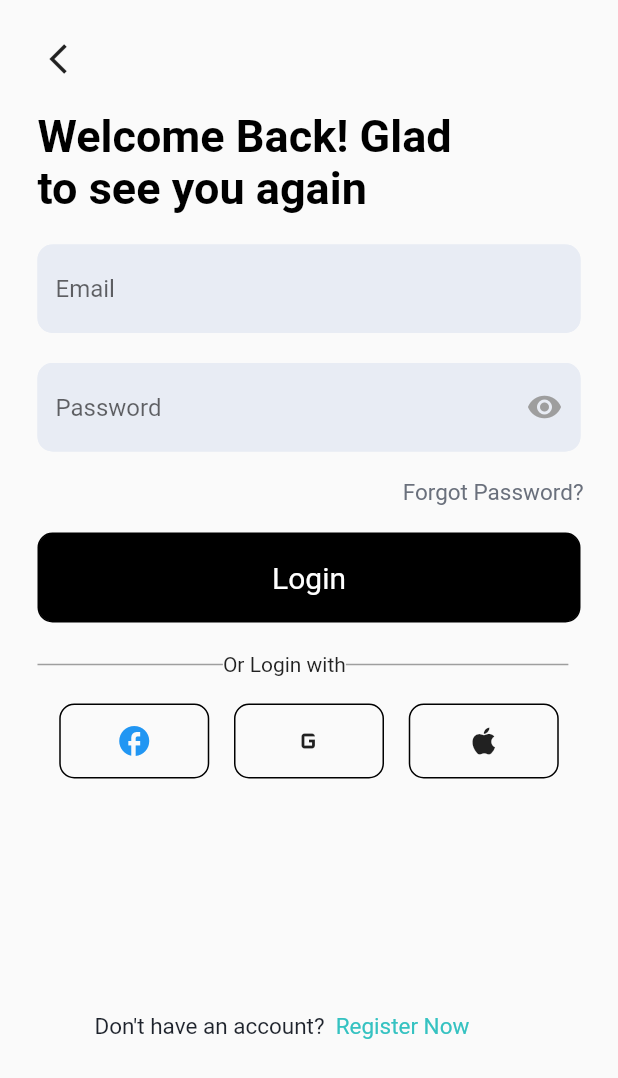
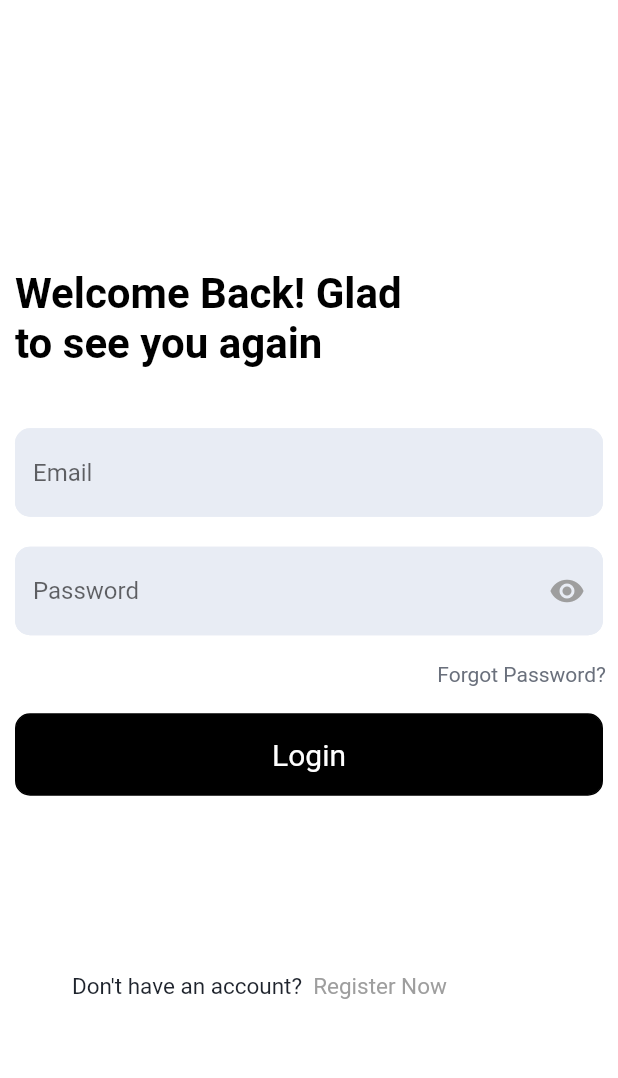
Before and after one commit to mohamedyasser951/LinkUP, a Flutter app: the screen it shows after launch, on a phone screen of 412 x 824 dp. Shown: the top 1078 px of the screen. Run offline on Flutter 3.47's test engine with Material 2 defaults, Android fonts, the phone set to English and light mode, and no system bars; our stand-ins replace custom_navigation_bar, firebase_core, flutter_bloc, font_awesome_flutter; accounts and stored records are empty.

Commit message:
second commit

```diff
--- a/lib/main.dart
+++ b/lib/main.dart
@@ -3,7 +3,9 @@ import 'package:flutter/material.dart';
 import 'package:flutter_bloc/flutter_bloc.dart';
 import 'package:socialapp/layout/cubit/cubit.dart';
 import 'package:socialapp/layout/home_layout.dart';
+import 'package:socialapp/modules/login_screen/cubit/cubit.dart';
 import 'package:socialapp/modules/login_screen/login_screen.dart';
+import 'package:socialapp/shared/style/theme.dart';
 
 import 'shared/componenet/block_observer.dart';
 
@@ -23,17 +25,15 @@ class MyApp extends StatelessWidget {
   Widget build(BuildContext context) {
     return MultiBlocProvider(
       providers: [
-        BlocProvider(create: (context) => HomeLayoutCubit(),)
+        BlocProvider(create: (context) => HomeLayoutCubit(),),
+        BlocProvider(create: ((context) => CubitLogin())),
       ],
       child: MaterialApp(
         debugShowCheckedModeBanner: false,
       title: 'Flutter Demo',
-      theme: ThemeData(
-        primarySwatch: Colors.blue,
-      ),
+      theme: Themes.lightTheme,
       home:  LoginScreen(),
     ),
-
       );
   }
 }
--- a/lib/modules/login_screen/cubit/cubit.dart
+++ b/lib/modules/login_screen/cubit/cubit.dart
@@ -0,0 +1,19 @@
+import 'package:flutter/cupertino.dart';
+import 'package:flutter/material.dart';
+import 'package:flutter_bloc/flutter_bloc.dart';
+import 'package:socialapp/modules/login_screen/cubit/states.dart';
+
+class CubitLogin extends Cubit<SocialLoginStates> {
+  CubitLogin() : super(SocialLoginInitialState());
+
+  static CubitLogin get(context) => BlocProvider.of(context);
+
+  bool isPassword = false;
+  IconData sufficIcon = Icons.visibility;
+
+  changeVisibility() {
+    isPassword = !isPassword;
+    sufficIcon = isPassword ? Icons.visibility : Icons.visibility_off;
+    emit(SocialLoginChangeVisibilityState());
+  }
+}
--- a/lib/modules/login_screen/cubit/states.dart
+++ b/lib/modules/login_screen/cubit/states.dart
@@ -0,0 +1,10 @@
+class SocialLoginStates {}
+
+class SocialLoginInitialState extends SocialLoginStates{}
+
+
+class SocialLoginLoadingState extends SocialLoginStates{}
+class SocialLoginSuccesState extends SocialLoginStates{}
+class SocialLoginErrorState extends SocialLoginStates{}
+
+class SocialLoginChangeVisibilityState extends SocialLoginStates{}
--- a/lib/modules/login_screen/login_screen.dart
+++ b/lib/modules/login_screen/login_screen.dart
@@ -1,4 +1,8 @@
 import 'package:flutter/material.dart';
+import 'package:flutter_bloc/flutter_bloc.dart';
+import 'package:font_awesome_flutter/font_awesome_flutter.dart';
+import 'package:socialapp/modules/login_screen/cubit/cubit.dart';
+import 'package:socialapp/modules/login_screen/cubit/states.dart';
 
 import 'package:socialapp/shared/componenet/component.dart';
 
@@ -10,31 +14,29 @@ class LoginScreen extends StatelessWidget {
 
   @override
   Widget build(BuildContext context) {
+    return BlocConsumer<CubitLogin, SocialLoginStates>(
+        listener: (context, state) {},
+        builder: (context, state) {
+          var cubit = CubitLogin.get(context);
           return Scaffold(
-      body: SizedBox(
+            backgroundColor: Colors.white,
+
+              body: SafeArea(
+                child: SizedBox(
                     height: MediaQuery.of(context).size.height,
                     width: double.infinity,
+                    child: Center(
                       child: SingleChildScrollView(
-          child: Padding(
-            padding: const EdgeInsets.all(15.0),
                         child: Column(
                             mainAxisAlignment: MainAxisAlignment.center,
                             crossAxisAlignment: CrossAxisAlignment.start,
                             children: [
-                 Padding(
-                padding: const EdgeInsets.all(0.0),
-                child: IconButton(
-                    icon: const Icon(Icons.arrow_back_ios_sharp),
-                    onPressed: () {
-                      Navigator.pop(context);
-                    }),
-              ),
                               const Padding(
-                  padding: EdgeInsets.all(10.0),
+                                padding: EdgeInsets.symmetric(vertical: 30.0,horizontal: 10),
                                 child: Text("Welcome Back! Glad \nto see you again",
                                     style: TextStyle(
                                       color: Colors.black,
-                        fontSize: 30,
+                                      fontSize: 28,
                                       fontWeight: FontWeight.bold,
                                     )),
                               ),
@@ -43,11 +45,14 @@ class LoginScreen extends StatelessWidget {
                                 myController: email,
                                 isPassword: false,
                               ),
-
                               CustomizedTextfield(
                                 hintText: "Password",
                                 myController: password,
-                  isPassword: true,
+                                isPassword: cubit.isPassword,
+                                suffixIcon: cubit.sufficIcon,
+                                suffixPressed: () {
+                                  cubit.changeVisibility();
+                                },
                               ),
                               Align(
                                 alignment: Alignment.centerRight,
@@ -63,89 +68,93 @@ class LoginScreen extends StatelessWidget {
                                     child: const Text("Forgot Password?",
                                         style: TextStyle(
                                           color: Color(0xff6A707C),
-                          fontSize: 15,
+                                          fontSize: 14,
                                         )),
                                   ),
                                 ),
                               ),
-               CustomizedButton(buttonText: "Login",buttonColor: Colors.black,textColor: Colors.white,onPressed: (){},)
-                       ,Padding(
-                padding: const EdgeInsets.all(10.0),
-                child: Row(
-                  children: [
-                    Container(
-                      height: 1,
-                      width: MediaQuery.of(context).size.height * 0.15,
-                      color: Colors.grey,
+                              CustomizedButton(
+                                buttonText: "Login",
+                                buttonColor: Color.fromARGB(255, 0, 0, 0),
+                                textColor: Colors.white,
+                                onPressed: () {},
                               ),
-                    const Text("Or Login with"),
-                    Container(
-                      height: 1,
-                      width: MediaQuery.of(context).size.height * 0.18,
-                      color: Colors.grey,
-                    ),
-                  ],
-                ),
-              ),
-              Padding(
-                padding: const EdgeInsets.all(8.0),
-                child: Row(
-                  mainAxisAlignment: MainAxisAlignment.spaceEvenly,
-                  children: [
-                    Container(
-                        height: 50,
-                        width: 100,
-                        decoration: BoxDecoration(
-                          border: Border.all(color: Colors.black, width: 1),
-                          borderRadius: BorderRadius.circular(10),
-                        ),
-                        child: IconButton(
-                          icon: const Icon(
-                            Icons.facebook,
-                           // FontAwesomeIcons.facebookF,
-                            color: Colors.blue,
-                          ),
-                          onPressed: () {},
-                        )),
-                    Container(
-                      height: 50,
-                      width: 100,
-                      decoration: BoxDecoration(
-                        border: Border.all(color: Colors.black, width: 1),
-                        borderRadius: BorderRadius.circular(10),
-                      ),
-                      child: IconButton(
-                        icon: const Icon(
-                          Icons.g_mobiledata
-                         // FontAwesomeIcons.google,
-                          // color: Colors.blue,
-                        ),
-                        onPressed: () async {
+                              // Padding(
+                              //   padding: const EdgeInsets.all(10.0),
+                              //   child: Row(
+                              //     children: [
+                              //       Container(
+                              //         height: 1,
+                              //         width:
+                              //             MediaQuery.of(context).size.height * 0.18,
+                              //         color: Colors.grey,
+                              //       ),
+                              //       const Text("Or Login with"),
+                              //       Container(
+                              //         height: 1,
+                              //         width:
+                              //             MediaQuery.of(context).size.height * 0.18,
+                              //         color: Colors.grey,
+                              //       ),
+                              //     ],
+                              //   ),
+                              // ),
+                              // Padding(
+                              //   padding: const EdgeInsets.all(8.0),
+                              //   child: Row(
+                              //     mainAxisAlignment: MainAxisAlignment.spaceEvenly,
+                              //     children: [
+                              //       Container(
+                              //           height: 50,
+                              //           width: 100,
+                              //           decoration: BoxDecoration(
+                              //             border: Border.all(
+                              //                 color: Colors.black, width: 1),
+                              //             borderRadius: BorderRadius.circular(10),
+                              //           ),
+                              //           child: IconButton(
+                              //             icon: const Icon(
+                              //               FontAwesomeIcons.facebookF,
+                              //               color: Colors.blue,
+                              //             ),
+                              //             onPressed: () {},
+                              //           )),
+                              //       Container(
+                              //         height: 50,
+                              //         width: 100,
+                              //         decoration: BoxDecoration(
+                              //           border: Border.all(
+                              //               color: Colors.black, width: 1),
+                              //           borderRadius: BorderRadius.circular(10),
+                              //         ),
+                              //         child: IconButton(
+                              //           icon:  const Icon(
+                              //             FontAwesomeIcons.google,
 
+                              //           ),
+                              //           onPressed: () async {},
+                              //         ),
+                              //       ),
+                              //       Container(
+                              //           height: 50,
+                              //           width: 100,
+                              //           decoration: BoxDecoration(
+                              //             border: Border.all(
+                              //                 color: Colors.black, width: 1),
+                              //             borderRadius: BorderRadius.circular(10),
+                              //           ),
+                              //           child: IconButton(
+                              //             icon: const Icon(
+                              //               FontAwesomeIcons.apple,
 
-                        },
-                      ),
-                    ),
-                    Container(
-                        height: 50,
-                        width: 100,
-                        decoration: BoxDecoration(
-                          border: Border.all(color: Colors.black, width: 1),
-                          borderRadius: BorderRadius.circular(10),
-                        ),
-                        child: IconButton(
-                          icon: const Icon(
-                            Icons.apple
-                            //FontAwesomeIcons.apple,
-                            // color: Colors.blue,
-                          ),
-                          onPressed: () {},
-                        ))
-                  ],
-                ),
-              ),
+                              //             ),
+                              //             onPressed: () {},
+                              //           ))
+                              //     ],
+                              //   ),
+                              // ),
                               const SizedBox(
-                height: 140,
+                                height: 100,
                               ),
                               Padding(
                                 padding: const EdgeInsets.fromLTRB(48, 8, 8, 8.0),
@@ -159,7 +168,7 @@ class LoginScreen extends StatelessWidget {
                                         )),
                                     Text("  Register Now",
                                         style: TextStyle(
-                          color: Color(0xff35C2C1),
+                                          color: Colors.grey,
                                           fontSize: 15,
                                         )),
                                   ],
@@ -167,6 +176,8 @@ class LoginScreen extends StatelessWidget {
                               ),
                             ]),
                       ),
-    )));
+                    )),
+              ));
+        });
   }
 }
--- a/lib/shared/componenet/component.dart
+++ b/lib/shared/componenet/component.dart
@@ -7,8 +7,15 @@ class CustomizedTextfield extends StatelessWidget {
   final TextEditingController myController;
   final String? hintText;
   final bool? isPassword;
+  final Function? suffixPressed;
+  final IconData? suffixIcon;
   const CustomizedTextfield(
-      {Key? key, required this.myController, this.hintText, this.isPassword})
+      {Key? key,
+      required this.myController,
+      this.hintText,
+      this.isPassword,
+      this.suffixIcon,
+      this.suffixPressed})
       : super(key: key);
 
   @override
@@ -24,12 +31,14 @@ class CustomizedTextfield extends StatelessWidget {
         obscureText: isPassword ?? true,
         controller: myController,
         decoration: InputDecoration(
-          suffixIcon: isPassword!
-              ? IconButton(
-                  icon: const Icon(Icons.remove_red_eye, color: Colors.grey),
-                  onPressed: () {},
-                )
-              : null,
+          suffixIcon:
+              IconButton(
+                  icon:Icon(suffixIcon,color: Colors.grey),
+                  onPressed: () {
+                    suffixPressed!();
+                  },
+                ),
+
           enabledBorder: OutlineInputBorder(
               borderSide: const BorderSide(color: Color(0xffE8ECF4), width: 1),
               borderRadius: BorderRadius.circular(10)),
@@ -68,7 +77,7 @@ class CustomizedButton extends StatelessWidget {
       child: InkWell(
         onTap: onPressed,
         child: Container(
-            height: 60,
+            height: 55,
             width: MediaQuery.of(context).size.width,
             decoration: BoxDecoration(
                 color: buttonColor,
--- /dev/null
+++ b/lib/shared/style/theme.dart
@@ -0,0 +1,17 @@
+import 'package:flutter/material.dart';
+import 'package:flutter/services.dart';
+
+class Themes {
+  static final lightTheme = ThemeData(
+    brightness: Brightness.light,
+    scaffoldBackgroundColor: Colors.white,
+    iconTheme: const IconThemeData(color: Colors.black),
+    appBarTheme: const AppBarTheme(
+
+      systemOverlayStyle: SystemUiOverlayStyle(
+        statusBarColor:Colors.black,
+        statusBarIconBrightness:Brightness.dark,
+      )
+    ),
+  );
+}
```
Lines whose indentation alone changed are shown as unchanged.
